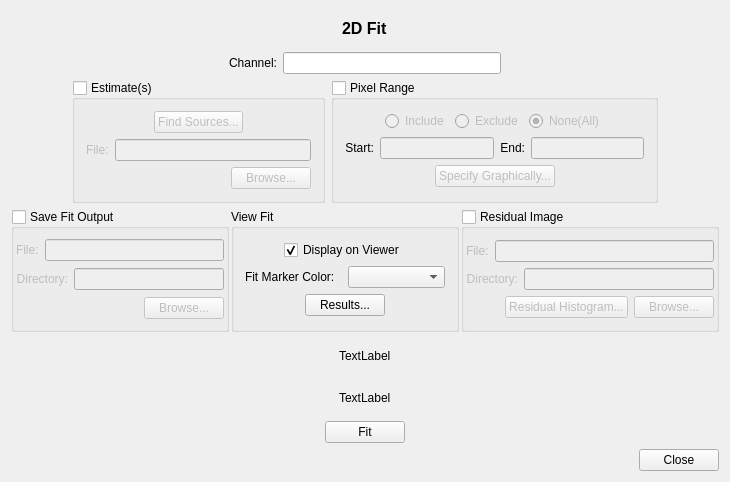
radio-astro/casa, file code/display/Fit/Fit2DTool.ui: the form before one commit.
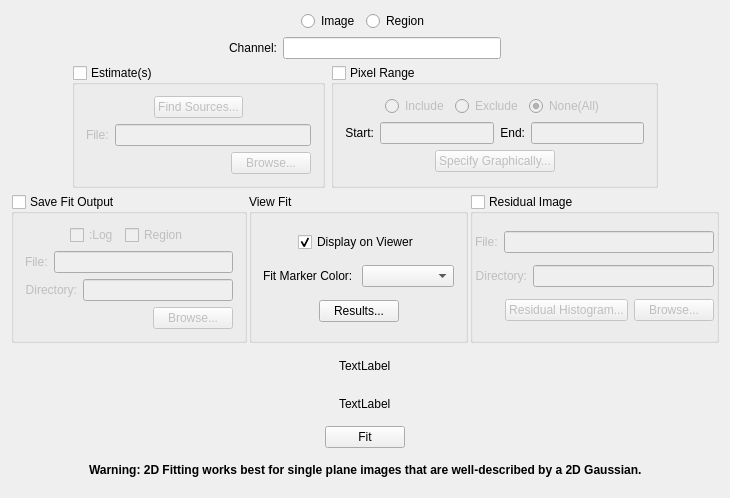
The form after the commit.

Patch:
```diff
--- a/code/display/Fit/Fit2DTool.ui
+++ b/code/display/Fit/Fit2DTool.ui
@@ -7,7 +7,7 @@
     <x>0</x>
     <y>0</y>
     <width>730</width>
-    <height>482</height>
+    <height>498</height>
    </rect>
   </property>
   <property name="windowTitle">
@@ -30,21 +30,27 @@
       </spacer>
      </item>
      <item>
-      <widget class="QLabel" name="label">
-       <property name="font">
-        <font>
-         <pointsize>12</pointsize>
-         <weight>75</weight>
-         <bold>true</bold>
-        </font>
+      <widget class="QRadioButton" name="imageRadioButton">
+       <property name="toolTip">
+        <string>Fit the entire image.</string>
        </property>
        <property name="text">
-        <string>2D Fit</string>
+        <string>Image</string>
        </property>
       </widget>
      </item>
      <item>
-      <spacer name="horizontalSpacer_2">
+      <widget class="QRadioButton" name="regionRadioButton">
+       <property name="toolTip">
+        <string>Fit the selected region in the image.</string>
+       </property>
+       <property name="text">
+        <string>Region</string>
+       </property>
+      </widget>
+     </item>
+     <item>
+      <spacer name="horizontalSpacer_28">
        <property name="orientation">
         <enum>Qt::Horizontal</enum>
        </property>
@@ -426,21 +432,56 @@
         <bool>false</bool>
        </property>
        <layout class="QVBoxLayout" name="verticalLayout_4">
-        <property name="spacing">
-         <number>-1</number>
-        </property>
-        <property name="leftMargin">
-         <number>2</number>
-        </property>
-        <property name="topMargin">
-         <number>9</number>
-        </property>
-        <property name="rightMargin">
-         <number>2</number>
-        </property>
-        <property name="bottomMargin">
-         <number>9</number>
-        </property>
+        <item>
+         <layout class="QHBoxLayout" name="horizontalLayout_25">
+          <item>
+           <spacer name="horizontalSpacer_29">
+            <property name="orientation">
+             <enum>Qt::Horizontal</enum>
+            </property>
+            <property name="sizeHint" stdset="0">
+             <size>
+              <width>40</width>
+              <height>20</height>
+             </size>
+            </property>
+           </spacer>
+          </item>
+          <item>
+           <widget class="QCheckBox" name="logOutputCheckBox">
+            <property name="toolTip">
+             <string>Save the log file with a &quot;log.txt&quot; suffix.</string>
+            </property>
+            <property name="text">
+             <string>:Log</string>
+            </property>
+           </widget>
+          </item>
+          <item>
+           <widget class="QCheckBox" name="regionOutputCheckBox">
+            <property name="toolTip">
+             <string>Save the fit as a file with a &quot;region.txt&quot; suffix in CASA region format.</string>
+            </property>
+            <property name="text">
+             <string>Region</string>
+            </property>
+           </widget>
+          </item>
+          <item>
+           <spacer name="horizontalSpacer_30">
+            <property name="orientation">
+             <enum>Qt::Horizontal</enum>
+            </property>
+            <property name="sizeHint" stdset="0">
+             <size>
+              <width>40</width>
+              <height>20</height>
+             </size>
+            </property>
+           </spacer>
+          </item>
+         </layout>
+        </item>
         <item>
          <layout class="QHBoxLayout" name="horizontalLayout_9">
           <item>
@@ -875,22 +916,39 @@
        </property>
        <property name="sizeHint" stdset="0">
         <size>
-         <width>40</width>
+         <width>13</width>
          <height>20</height>
         </size>
        </property>
       </spacer>
      </item>
      <item>
-      <widget class="QPushButton" name="closeButton">
-       <property name="toolTip">
-        <string>Close this dialog.</string>
-       </property>
+      <widget class="QLabel" name="warningLabel">
        <property name="text">
-        <string>Close</string>
+        <string>&lt;!DOCTYPE HTML PUBLIC &quot;-//W3C//DTD HTML 4.0//EN&quot; &quot;http://www.w3.org/TR/REC-html40/strict.dtd&quot;&gt;
+&lt;html&gt;&lt;head&gt;&lt;meta name=&quot;qrichtext&quot; content=&quot;1&quot; /&gt;&lt;style type=&quot;text/css&quot;&gt;
+p, li { white-space: pre-wrap; }
+&lt;/style&gt;&lt;/head&gt;&lt;body style=&quot; font-family:'Sans Serif'; font-size:9pt; font-weight:400; font-style:normal;&quot;&gt;
+&lt;table style=&quot;-qt-table-type: root; margin-top:4px; margin-bottom:4px; margin-left:4px; margin-right:4px;&quot;&gt;
+&lt;tr&gt;
+&lt;td style=&quot;border: none;&quot;&gt;
+&lt;p style=&quot; margin-top:0px; margin-bottom:0px; margin-left:0px; margin-right:0px; -qt-block-indent:0; text-indent:0px;&quot;&gt;&lt;span style=&quot; font-weight:600;&quot;&gt;Warning: 2D Fitting works best for single plane images that are well-described by a 2D Gaussian.&lt;/span&gt;&lt;/p&gt;&lt;/td&gt;&lt;/tr&gt;&lt;/table&gt;&lt;/body&gt;&lt;/html&gt;</string>
        </property>
       </widget>
      </item>
+     <item>
+      <spacer name="horizontalSpacer_31">
+       <property name="orientation">
+        <enum>Qt::Horizontal</enum>
+       </property>
+       <property name="sizeHint" stdset="0">
+        <size>
+         <width>13</width>
+         <height>20</height>
+        </size>
+       </property>
+      </spacer>
+     </item>
     </layout>
    </item>
   </layout>
```
Left out of the diff: 8 changed lines with no effect on the pictures.
